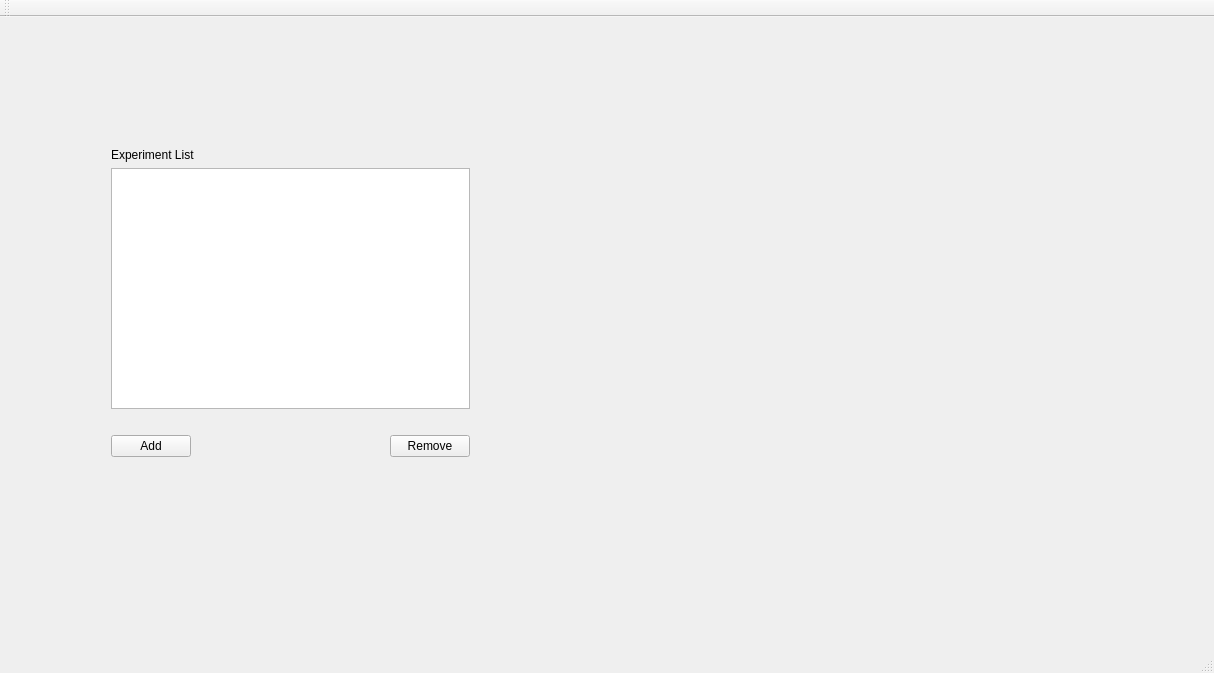
Before: the Qt Designer form smartfMRI/smartfmri.ui in wuzhuobin/smartfMRI, drawn with Qt 5.
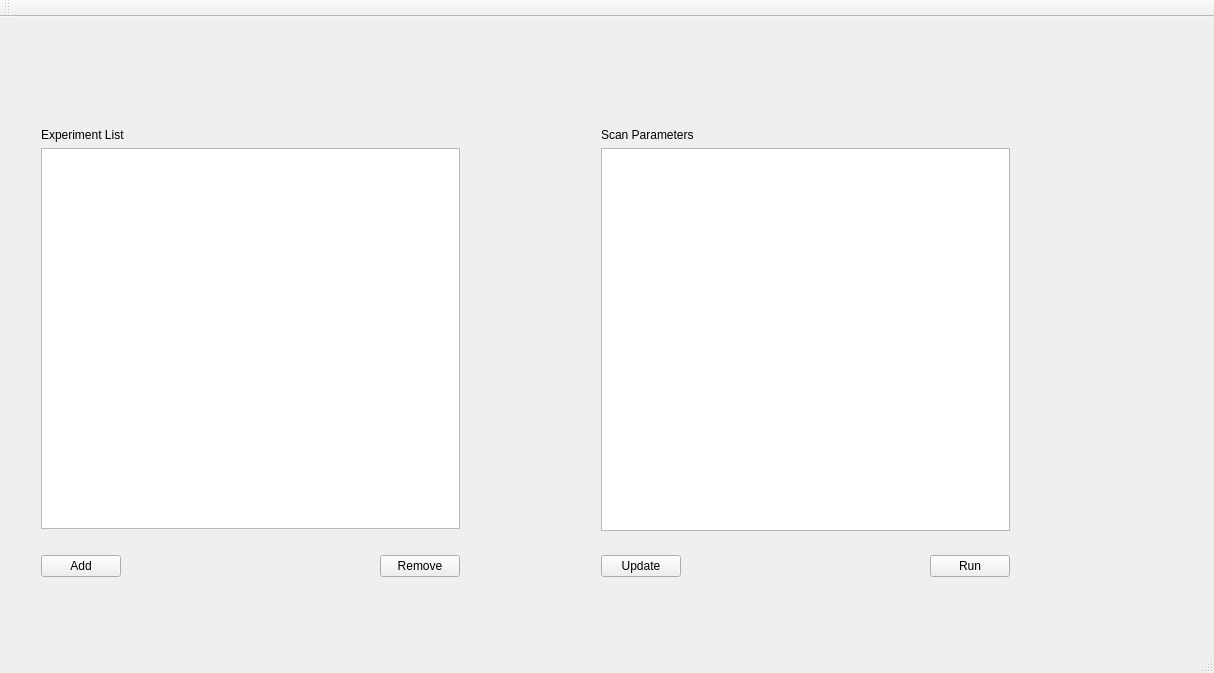
After: the same form once the commit is applied.

```diff
--- a/smartfMRI/smartfmri.ui
+++ b/smartfMRI/smartfmri.ui
@@ -17,10 +17,10 @@
    <widget class="QWidget" name="layoutWidget">
     <property name="geometry">
      <rect>
-      <x>100</x>
-      <y>120</y>
-      <width>381</width>
-      <height>331</height>
+      <x>30</x>
+      <y>100</y>
+      <width>441</width>
+      <height>471</height>
      </rect>
     </property>
     <layout class="QGridLayout" name="gridLayout">
@@ -79,6 +79,71 @@
      </item>
     </layout>
    </widget>
+   <widget class="QWidget" name="">
+    <property name="geometry">
+     <rect>
+      <x>590</x>
+      <y>100</y>
+      <width>431</width>
+      <height>471</height>
+     </rect>
+    </property>
+    <layout class="QGridLayout" name="gridLayout_2">
+     <item row="0" column="0" colspan="3">
+      <widget class="QLabel" name="label_2">
+       <property name="text">
+        <string>Scan Parameters</string>
+       </property>
+      </widget>
+     </item>
+     <item row="3" column="1">
+      <spacer name="horizontalSpacer_2">
+       <property name="orientation">
+        <enum>Qt::Horizontal</enum>
+       </property>
+       <property name="sizeHint" stdset="0">
+        <size>
+         <width>138</width>
+         <height>20</height>
+        </size>
+       </property>
+      </spacer>
+     </item>
+     <item row="3" column="2">
+      <widget class="QPushButton" name="runPushButton">
+       <property name="text">
+        <string>Run</string>
+       </property>
+      </widget>
+     </item>
+     <item row="2" column="1">
+      <spacer name="verticalSpacer_2">
+       <property name="orientation">
+        <enum>Qt::Vertical</enum>
+       </property>
+       <property name="sizeType">
+        <enum>QSizePolicy::Preferred</enum>
+       </property>
+       <property name="sizeHint" stdset="0">
+        <size>
+         <width>20</width>
+         <height>18</height>
+        </size>
+       </property>
+      </spacer>
+     </item>
+     <item row="3" column="0">
+      <widget class="QPushButton" name="updataPushButton">
+       <property name="text">
+        <string>Update</string>
+       </property>
+      </widget>
+     </item>
+     <item row="1" column="0" colspan="3">
+      <widget class="QTableView" name="scanParameterTableView"/>
+     </item>
+    </layout>
+   </widget>
   </widget>
   <widget class="QMenuBar" name="menuBar">
    <property name="geometry">
```
